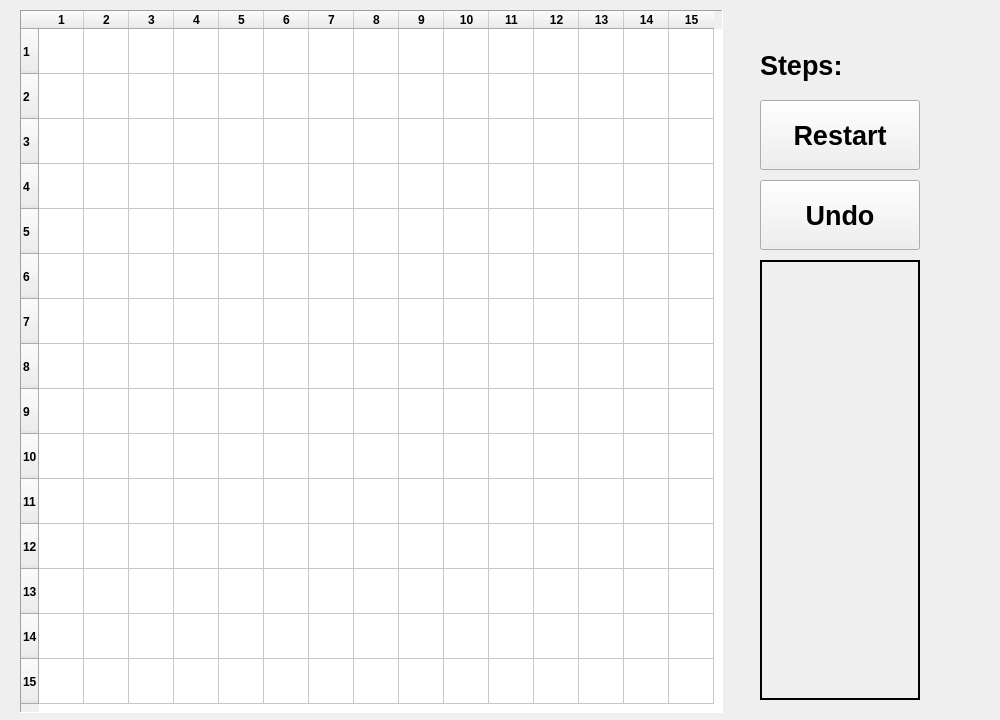
Qt form window.ui (dragon-archer/Gobang) before a commit.
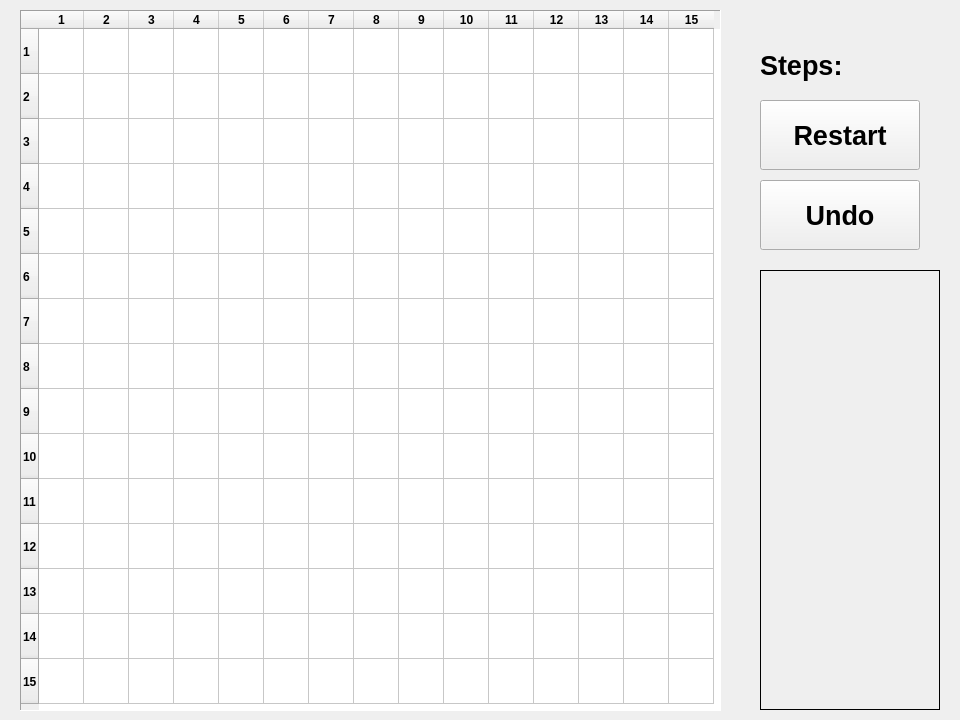
The same form after that commit.

Commit message: Make the info box scrollable

```diff
--- a/window.ui
+++ b/window.ui
@@ -6,7 +6,7 @@
    <rect>
     <x>0</x>
     <y>0</y>
-    <width>1000</width>
+    <width>960</width>
     <height>720</height>
    </rect>
   </property>
@@ -18,8 +18,8 @@
     <rect>
      <x>20</x>
      <y>10</y>
-     <width>703</width>
-     <height>703</height>
+     <width>701</width>
+     <height>701</height>
     </rect>
    </property>
    <property name="sizePolicy">
@@ -236,39 +236,6 @@
     <string/>
    </property>
   </widget>
-  <widget class="QLabel" name="m_labelInfo">
-   <property name="geometry">
-    <rect>
-     <x>760</x>
-     <y>260</y>
-     <width>160</width>
-     <height>440</height>
-    </rect>
-   </property>
-   <property name="font">
-    <font>
-     <pointsize>10</pointsize>
-    </font>
-   </property>
-   <property name="frameShape">
-    <enum>QFrame::WinPanel</enum>
-   </property>
-   <property name="frameShadow">
-    <enum>QFrame::Plain</enum>
-   </property>
-   <property name="text">
-    <string/>
-   </property>
-   <property name="textFormat">
-    <enum>Qt::PlainText</enum>
-   </property>
-   <property name="alignment">
-    <set>Qt::AlignLeading|Qt::AlignLeft|Qt::AlignTop</set>
-   </property>
-   <property name="textInteractionFlags">
-    <set>Qt::NoTextInteraction</set>
-   </property>
-  </widget>
   <widget class="QPushButton" name="m_btnUndo">
    <property name="geometry">
     <rect>
@@ -288,6 +255,41 @@
     <string>Undo</string>
    </property>
   </widget>
+  <widget class="QScrollArea" name="m_scrollArea">
+   <property name="geometry">
+    <rect>
+     <x>760</x>
+     <y>270</y>
+     <width>180</width>
+     <height>440</height>
+    </rect>
+   </property>
+   <property name="frameShape">
+    <enum>QFrame::Box</enum>
+   </property>
+   <property name="frameShadow">
+    <enum>QFrame::Plain</enum>
+   </property>
+   <property name="widgetResizable">
+    <bool>true</bool>
+   </property>
+   <widget class="QLabel" name="m_info">
+    <property name="font">
+     <font>
+      <pointsize>12</pointsize>
+     </font>
+    </property>
+    <property name="textFormat">
+     <enum>Qt::PlainText</enum>
+    </property>
+    <property name="alignment">
+     <set>Qt::AlignLeading|Qt::AlignLeft|Qt::AlignTop</set>
+    </property>
+    <property name="textInteractionFlags">
+     <set>Qt::TextSelectableByMouse</set>
+    </property>
+   </widget>
+  </widget>
  </widget>
  <resources/>
  <connections>
```
The commit also changes 4 other files.
